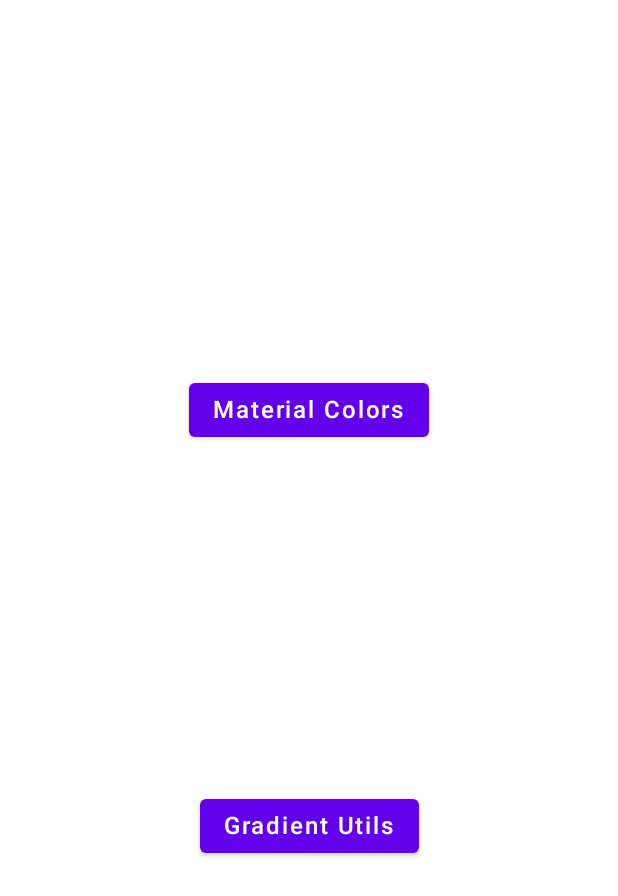
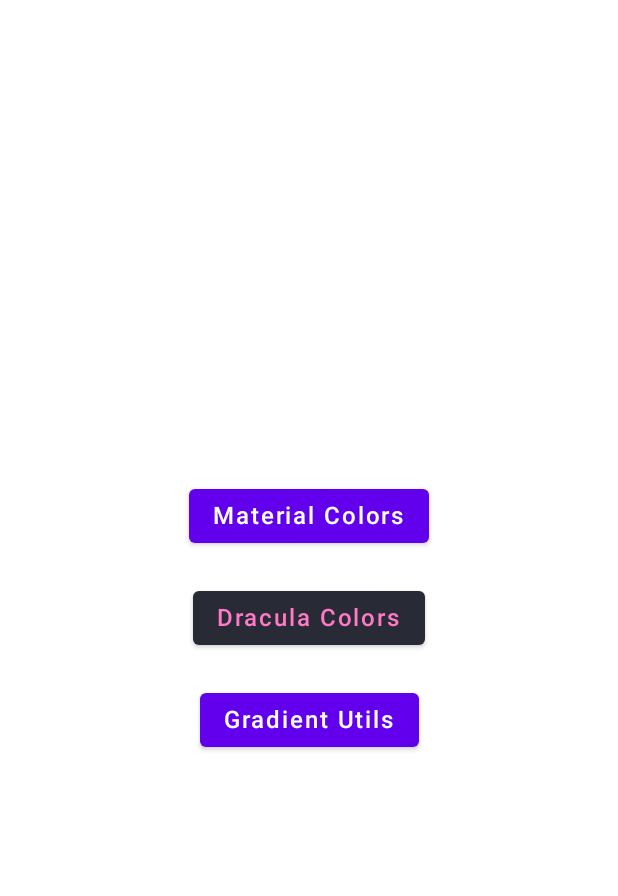
Before and after one commit to PatilSiddhesh/Holi, an Android app built with Jetpack Compose: the screen it shows after launch (MainActivity before the commit, HoliSamplesActivity after it), on a phone screen of 412 x 824 dp. Shown: the top 896 px of the screen. Run offline under Robolectric (Android 15) with nearby library versions, the phone set to English and light mode, and no system bars; 1 statement that could not run was skipped.

Commit message:
Adds dracula colors with samples

```diff
--- /dev/null
+++ b/Holi/src/main/java/com/siddheshpatil/holi/colors/DraculaColor.kt
@@ -0,0 +1,52 @@
+/*
+ * MIT License
+ *
+ * Copyright (c) 2021 Siddhesh Patil, Siddroid.com
+ *
+ * Permission is hereby granted, free of charge, to any person obtaining a copy
+ * of this software and associated documentation files (the "Software"), to deal
+ * in the Software without restriction, including without limitation the rights
+ * to use, copy, modify, merge, publish, distribute, sublicense, and/or sell
+ * copies of the Software, and to permit persons to whom the Software is
+ * furnished to do so, subject to the following conditions:
+ *
+ * The above copyright notice and this permission notice shall be included in all
+ * copies or substantial portions of the Software.
+ *
+ * THE SOFTWARE IS PROVIDED "AS IS", WITHOUT WARRANTY OF ANY KIND, EXPRESS OR
+ * IMPLIED, INCLUDING BUT NOT LIMITED TO THE WARRANTIES OF MERCHANTABILITY,
+ * FITNESS FOR A PARTICULAR PURPOSE AND NONINFRINGEMENT. IN NO EVENT SHALL THE
+ * AUTHORS OR COPYRIGHT HOLDERS BE LIABLE FOR ANY CLAIM, DAMAGES OR OTHER
+ * LIABILITY, WHETHER IN AN ACTION OF CONTRACT, TORT OR OTHERWISE, ARISING FROM,
+ * OUT OF OR IN CONNECTION WITH THE SOFTWARE OR THE USE OR OTHER DEALINGS IN THE
+ * SOFTWARE.
+ *
+ */
+
+package com.siddheshpatil.holi.colors
+
+import androidx.compose.ui.graphics.Color
+
+/**
+ *
+ * @author Siddhesh Patil
+ * Siddroid.com
+ * @since 28-03-2021
+ *
+ * Colors from the dracula theme!
+ * Checkout more about dracula theme at https://draculatheme.com/
+ *
+ */
+object DraculaColor {
+    val YELLOW = Color(0xfff1fa8c)
+    val RED = Color(0xffff5555)
+    val PURPLE = Color(0xffbd93f9)
+    val PINK = Color(0xffff79c6)
+    val ORANGE = Color(0xffffb86c)
+    val GREEN = Color(0xff50fa7b)
+    val CYAN = Color(0xff8be9fd)
+    val SUBTEXT = Color(0xff6272a4)
+    val TEXT = Color(0xfff8f8f8)
+    val BGDIM = Color(0xff44475a)
+    val BG = Color(0xff282a36)
+}
--- a/app/src/main/java/com/siddheshpatil/holi/MainActivity.kt
+++ /dev/null
@@ -1,47 +0,0 @@
-package com.siddheshpatil.holi
-
-import android.content.Intent
-import android.os.Bundle
-import androidx.activity.ComponentActivity
-import androidx.activity.compose.setContent
-import androidx.compose.foundation.layout.*
-import androidx.compose.material.Button
-import androidx.compose.material.Text
-import androidx.compose.ui.Alignment
-import androidx.compose.ui.Modifier
-import androidx.compose.ui.graphics.Color
-import androidx.compose.ui.unit.dp
-import androidx.compose.ui.unit.sp
-
-class MainActivity : ComponentActivity() {
-    override fun onCreate(savedInstanceState: Bundle?) {
-        super.onCreate(savedInstanceState)
-        setContent {
-
-            Column(
-                modifier = Modifier
-                    .fillMaxSize()
-                    .padding(20.dp),
-                verticalArrangement = Arrangement.SpaceEvenly,
-                horizontalAlignment = Alignment.CenterHorizontally
-            )
-            {
-                Button(
-                    onClick = {
-                        val intent = Intent(this@MainActivity,MaterialColorsActivity::class.java)
-                        startActivity(intent)
-                    }) {
-                    Text(text = "Material Colors", fontSize = 16.sp, color = Color.White)
-                }
-                Button(
-                    onClick = {
-                        val intent = Intent(this@MainActivity,GradientMixerActivity::class.java)
-                        startActivity(intent)
-                    }) {
-                    Text(text = "Gradient Utils", fontSize = 16.sp, color = Color.White)
-                }
-            }
-
-        }
-    }
-}
--- /dev/null
+++ b/app/src/main/java/com/siddheshpatil/holi/ui/views/HoliSamplesActivity.kt
@@ -0,0 +1,88 @@
+/*
+ * MIT License
+ *
+ * Copyright (c) 2021 Siddhesh Patil, Siddroid.com
+ *
+ * Permission is hereby granted, free of charge, to any person obtaining a copy
+ * of this software and associated documentation files (the "Software"), to deal
+ * in the Software without restriction, including without limitation the rights
+ * to use, copy, modify, merge, publish, distribute, sublicense, and/or sell
+ * copies of the Software, and to permit persons to whom the Software is
+ * furnished to do so, subject to the following conditions:
+ *
+ * The above copyright notice and this permission notice shall be included in all
+ * copies or substantial portions of the Software.
+ *
+ * THE SOFTWARE IS PROVIDED "AS IS", WITHOUT WARRANTY OF ANY KIND, EXPRESS OR
+ * IMPLIED, INCLUDING BUT NOT LIMITED TO THE WARRANTIES OF MERCHANTABILITY,
+ * FITNESS FOR A PARTICULAR PURPOSE AND NONINFRINGEMENT. IN NO EVENT SHALL THE
+ * AUTHORS OR COPYRIGHT HOLDERS BE LIABLE FOR ANY CLAIM, DAMAGES OR OTHER
+ * LIABILITY, WHETHER IN AN ACTION OF CONTRACT, TORT OR OTHERWISE, ARISING FROM,
+ * OUT OF OR IN CONNECTION WITH THE SOFTWARE OR THE USE OR OTHER DEALINGS IN THE
+ * SOFTWARE.
+ *
+ */
+
+package com.siddheshpatil.holi.ui.views
+
+import android.content.Intent
+import android.os.Bundle
+import androidx.activity.ComponentActivity
+import androidx.activity.compose.setContent
+import androidx.compose.foundation.layout.*
+import androidx.compose.material.Button
+import androidx.compose.material.ButtonDefaults
+import androidx.compose.material.Text
+import androidx.compose.ui.Alignment
+import androidx.compose.ui.Modifier
+import androidx.compose.ui.graphics.Color
+import androidx.compose.ui.unit.dp
+import androidx.compose.ui.unit.sp
+import com.siddheshpatil.holi.colors.DraculaColor
+import com.siddheshpatil.holi.colors.MaterialColor
+
+class HoliSamplesActivity : ComponentActivity() {
+    override fun onCreate(savedInstanceState: Bundle?) {
+        super.onCreate(savedInstanceState)
+        setContent {
+
+            Column(
+                modifier = Modifier
+                    .fillMaxSize()
+                    .padding(20.dp),
+                verticalArrangement = Arrangement.Center,
+                horizontalAlignment = Alignment.CenterHorizontally
+            )
+            {
+
+                Button(
+                    modifier = Modifier.padding(10.dp),
+                    colors = ButtonDefaults.buttonColors(backgroundColor = MaterialColor.TEAL),
+                    onClick = {
+                        val intent = Intent(this@HoliSamplesActivity, MaterialColorsActivity::class.java)
+                        startActivity(intent)
+                    }) {
+                    Text(text = "Material Colors", fontSize = 16.sp, color = Color.White)
+                }
+                Button(
+                    modifier = Modifier.padding(10.dp),
+                    colors = ButtonDefaults.buttonColors(backgroundColor = DraculaColor.BG),
+                    onClick = {
+                        val intent = Intent(this@HoliSamplesActivity, DraculaActivity::class.java)
+                        startActivity(intent)
+                    }) {
+                    Text(text = "Dracula Colors", fontSize = 16.sp, color = DraculaColor.PINK)
+                }
+                Button(
+                    modifier = Modifier.padding(10.dp),
+                    onClick = {
+                        val intent = Intent(this@HoliSamplesActivity, GradientMixerActivity::class.java)
+                        startActivity(intent)
+                    }) {
+                    Text(text = "Gradient Utils", fontSize = 16.sp, color = Color.White)
+                }
+            }
+
+        }
+    }
+}
--- a/app/src/main/java/com/siddheshpatil/holi/MaterialColorsActivity.kt
+++ b/app/src/main/java/com/siddheshpatil/holi/ui/views/MaterialColorsActivity.kt
@@ -23,11 +23,12 @@
  *
  */
 
-package com.siddheshpatil.holi
+package com.siddheshpatil.holi.ui.views
 
 import androidx.appcompat.app.AppCompatActivity
 import android.os.Bundle
 import androidx.activity.compose.setContent
+import com.siddheshpatil.holi.data.samples.HoliSampleColorFactory
 import com.siddheshpatil.holi.ui.composables.HoliLazyColorRow
 
 class MaterialColorsActivity : AppCompatActivity() {
@@ -35,7 +36,7 @@ class MaterialColorsActivity : AppCompatActivity() {
         super.onCreate(savedInstanceState)
 
         setContent {
-            HoliLazyColorRow(content = HoliSwatchSampleFactory.getColorPaletteList())
+            HoliLazyColorRow(content = HoliSampleColorFactory.getColorPaletteList())
         }
     }
 }
```
Also changed, not shown: app/src/main/AndroidManifest.xml (+6 -3 lines), app/src/main/java/com/siddheshpatil/holi/data/samples/HoliSampleColorFactory.kt (renamed from app/src/main/java/com/siddheshpatil/holi/HoliSwatchSampleFactory.kt, +97 -19 lines), app/src/main/java/com/siddheshpatil/holi/ui/views/DraculaActivity.kt (renamed from app/src/main/java/com/siddheshpatil/holi/GradientMixerActivity.kt, +17 -5 lines), app/src/main/java/com/siddheshpatil/holi/ui/views/GradientMixerActivity.kt (added, +42 -0 lines).
